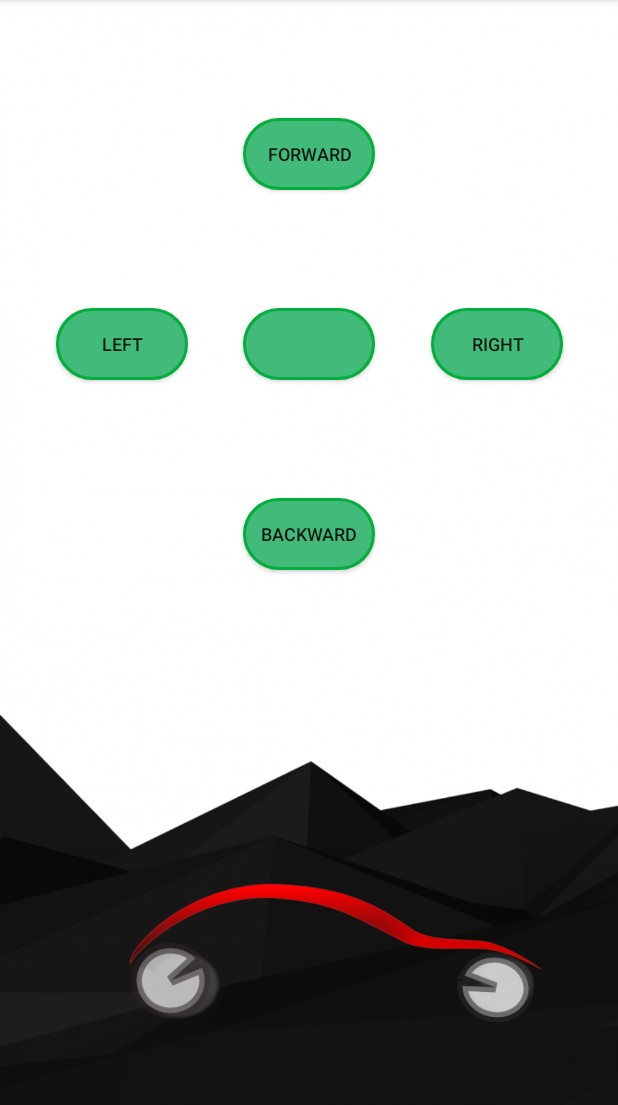
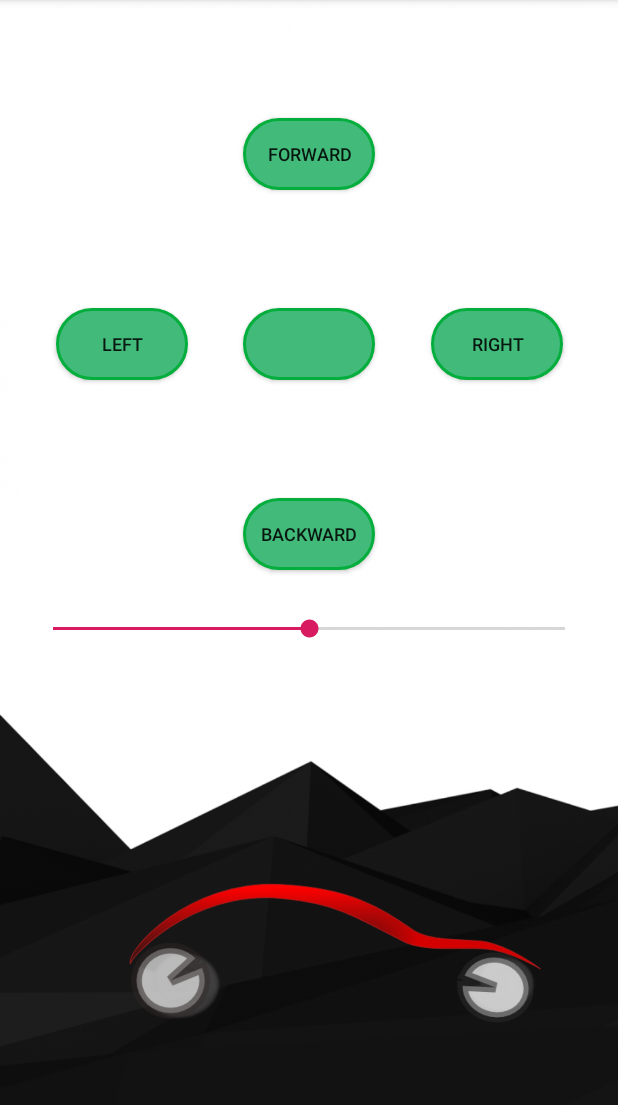
Before and after one commit to DIT112-V19/group-08, an Android app: the ManualControls screen opened directly, with no data from a screen before it, on a phone screen of 412 x 824 dp, the part 84-1189 px from its top. Run offline under Robolectric (Android 15) with nearby library versions, the phone set to English and light mode, and no system bars.

Commit message:
SeekBar and speed control
Added seekbar and speed control functionality for the android application. added functionality to change speed through bluetooth commands.

```diff
--- a/Project2/app/src/main/java/com/example/project/ManualControls.java
+++ b/Project2/app/src/main/java/com/example/project/ManualControls.java
@@ -7,6 +7,7 @@ import android.os.Bundle;
 import android.view.MotionEvent;
 import android.view.View;
 import android.widget.Button;
+import android.widget.SeekBar;
 
 
 import java.io.IOException;
@@ -25,8 +26,6 @@ public class ManualControls extends AppCompatActivity {
     //String that will store different values that will be sent to the car using bluetooth
     String command;
 
-
-
     @SuppressLint("ClickableViewAccessibility")
     @Override
     protected void onCreate(Bundle savedInstanceState) {
@@ -40,6 +39,9 @@ public class ManualControls extends AppCompatActivity {
         right = (Button) findViewById(R.id.right);
         reverse = (Button) findViewById(R.id.backwards);
 
+        SeekBar seekBar = findViewById(R.id.seekBar);
+        seekBar.setOnSeekBarChangeListener(seekBarChangeListener);
+        int progress = seekBar.getProgress();
 
         forward.setOnTouchListener(new View.OnTouchListener() {
             @Override
@@ -75,6 +77,7 @@ public class ManualControls extends AppCompatActivity {
                 return false;
             }
         });
+
         reverse.setOnTouchListener(new View.OnTouchListener() {
             @Override
             public boolean onTouch(View v, MotionEvent event) {
@@ -165,6 +168,29 @@ public class ManualControls extends AppCompatActivity {
         });
     }
 
+    SeekBar.OnSeekBarChangeListener seekBarChangeListener = new SeekBar.OnSeekBarChangeListener() {
+
+        @Override
+        public void onProgressChanged(SeekBar seekBar, int progress, boolean fromUser) {
+            // updated continuously as the user slides the thumb
+            String str= String.format("S%d",progress);
+            try {
+                MainPage.btSocket.getOutputStream().write(str.getBytes());
+            } catch (IOException e) {
+                e.printStackTrace();
+            }
+        }
+
+        @Override
+        public void onStartTrackingTouch(SeekBar seekBar) {
+            // called when the user first touches the SeekBar
+        }
+
+        @Override
+        public void onStopTrackingTouch(SeekBar seekBar) {
+            // called after the user finishes moving the SeekBar
+        }
+    };
         @Override
         protected void onStart()
         {
--- a/Project2/app/src/main/res/layout/activity_manual_controls.xml
+++ b/Project2/app/src/main/res/layout/activity_manual_controls.xml
@@ -113,5 +113,22 @@
         app:layout_constraintTop_toTopOf="parent"
         app:layout_constraintVertical_bias="0.501" />
 
+    <SeekBar
+        android:id="@+id/seekBar"
+        android:layout_width="373dp"
+        android:layout_height="32dp"
+        android:layout_marginStart="8dp"
+        android:layout_marginLeft="8dp"
+        android:layout_marginTop="8dp"
+        android:layout_marginEnd="8dp"
+        android:layout_marginRight="8dp"
+        android:layout_marginBottom="8dp"
+        android:max="60"
+        android:progress="30"
+        app:layout_constraintBottom_toTopOf="@+id/imageView"
+        app:layout_constraintEnd_toEndOf="parent"
+        app:layout_constraintStart_toStartOf="parent"
+        app:layout_constraintTop_toBottomOf="@+id/backwards" />
+
 
 </android.support.constraint.ConstraintLayout>
```
